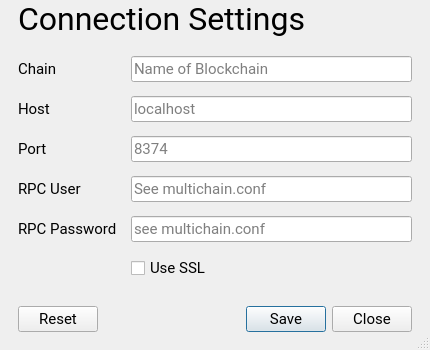
coblo/gui-demo, file app/ui/connection_settings.ui: the form before one commit.
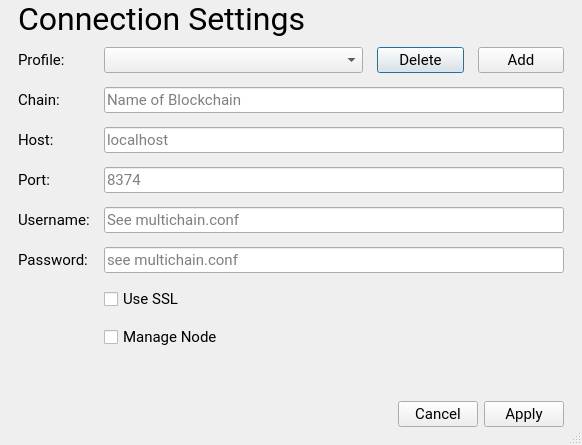
The form after the commit.

Commit message: - configure console logging - work on Voting model - added tools.runner for isolated widget testing - multi profile connection settings (WIP) - subclassed application object - global constants in app.__init__ - moved main entry point outside of package for easier imports - added appdirs to requirements

The edit to the form file:
```diff
--- a/app/ui/connection_settings.ui
+++ b/app/ui/connection_settings.ui
@@ -6,8 +6,8 @@
    <rect>
     <x>0</x>
     <y>0</y>
-    <width>430</width>
-    <height>350</height>
+    <width>582</width>
+    <height>445</height>
    </rect>
   </property>
   <property name="minimumSize">
@@ -33,7 +33,7 @@
   </property>
   <layout class="QVBoxLayout" name="layout_connection_settings">
    <property name="spacing">
-    <number>18</number>
+    <number>9</number>
    </property>
    <property name="leftMargin">
     <number>18</number>
@@ -71,17 +71,45 @@
      <property name="leftMargin">
       <number>0</number>
      </property>
-     <item row="0" column="0">
+     <item row="1" column="0">
+      <widget class="QLabel" name="label">
+       <property name="text">
+        <string>Profile:</string>
+       </property>
+      </widget>
+     </item>
+     <item row="1" column="1">
+      <layout class="QHBoxLayout" name="layout_profile" stretch="6,2,2">
+       <item>
+        <widget class="QComboBox" name="combo_profile"/>
+       </item>
+       <item>
+        <widget class="QPushButton" name="btn_profile_delete">
+         <property name="text">
+          <string>Delete</string>
+         </property>
+        </widget>
+       </item>
+       <item>
+        <widget class="QPushButton" name="btn_profile_add">
+         <property name="text">
+          <string>Add</string>
+         </property>
+        </widget>
+       </item>
+      </layout>
+     </item>
+     <item row="2" column="0">
       <widget class="QLabel" name="label_chain">
        <property name="text">
-        <string>Chain</string>
+        <string>Chain:</string>
        </property>
        <property name="buddy">
         <cstring>edit_chain</cstring>
        </property>
       </widget>
      </item>
-     <item row="0" column="1">
+     <item row="2" column="1">
       <widget class="QLineEdit" name="edit_chain">
        <property name="placeholderText">
         <string>Name of Blockchain</string>
@@ -91,17 +119,17 @@
        </property>
       </widget>
      </item>
-     <item row="1" column="0">
+     <item row="3" column="0">
       <widget class="QLabel" name="label_host">
        <property name="text">
-        <string>Host</string>
+        <string>Host:</string>
        </property>
        <property name="buddy">
         <cstring>edit_host</cstring>
        </property>
       </widget>
      </item>
-     <item row="1" column="1">
+     <item row="3" column="1">
       <widget class="QLineEdit" name="edit_host">
        <property name="whatsThis">
         <string>IP-address or hostname of blockchain node.</string>
@@ -114,17 +142,17 @@
        </property>
       </widget>
      </item>
-     <item row="2" column="0">
+     <item row="4" column="0">
       <widget class="QLabel" name="label_port">
        <property name="text">
-        <string>Port</string>
+        <string>Port:</string>
        </property>
        <property name="buddy">
         <cstring>edit_port</cstring>
        </property>
       </widget>
      </item>
-     <item row="2" column="1">
+     <item row="4" column="1">
       <widget class="QLineEdit" name="edit_port">
        <property name="placeholderText">
         <string>8374</string>
@@ -134,17 +162,17 @@
        </property>
       </widget>
      </item>
-     <item row="3" column="0">
+     <item row="5" column="0">
       <widget class="QLabel" name="label_rpc_user">
        <property name="text">
-        <string>RPC User</string>
+        <string>Username:</string>
        </property>
        <property name="buddy">
         <cstring>edit_rpc_user</cstring>
        </property>
       </widget>
      </item>
-     <item row="3" column="1">
+     <item row="5" column="1">
       <widget class="QLineEdit" name="edit_rpc_user">
        <property name="placeholderText">
         <string>See multichain.conf</string>
@@ -154,17 +182,17 @@
        </property>
       </widget>
      </item>
-     <item row="4" column="0">
+     <item row="6" column="0">
       <widget class="QLabel" name="label_rpc_password">
        <property name="text">
-        <string>RPC Password</string>
+        <string>Password:</string>
        </property>
        <property name="buddy">
         <cstring>edit_rpc_password</cstring>
        </property>
       </widget>
      </item>
-     <item row="4" column="1">
+     <item row="6" column="1">
       <widget class="QLineEdit" name="edit_rpc_password">
        <property name="echoMode">
         <enum>QLineEdit::Password</enum>
@@ -177,13 +205,20 @@
        </property>
       </widget>
      </item>
-     <item row="5" column="1">
+     <item row="7" column="1">
       <widget class="QCheckBox" name="check_box_use_ssl">
        <property name="text">
         <string>Use SSL</string>
        </property>
       </widget>
      </item>
+     <item row="8" column="1">
+      <widget class="QCheckBox" name="check_manage_node">
+       <property name="text">
+        <string>Manage Node</string>
+       </property>
+      </widget>
+     </item>
     </layout>
    </item>
    <item>
@@ -205,7 +240,7 @@
       <enum>Qt::Horizontal</enum>
      </property>
      <property name="standardButtons">
-      <set>QDialogButtonBox::Close|QDialogButtonBox::Reset|QDialogButtonBox::Save</set>
+      <set>QDialogButtonBox::Apply|QDialogButtonBox::Cancel</set>
      </property>
     </widget>
    </item>
```
Left out of the diff: 12 changed lines with no effect on the pictures. The commit also changes 9 other files.
